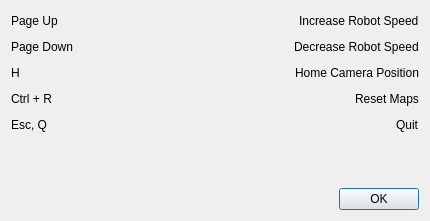
mmmfarrell/2DLidarSLAM, file shortcutswindow.ui: the form before one commit.
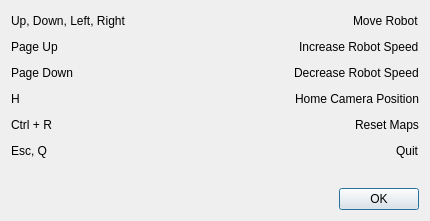
The form after the commit.

Commit message: save as dialog

The edit to the form file:
```diff
--- a/shortcutswindow.ui
+++ b/shortcutswindow.ui
@@ -14,7 +14,7 @@
    <string>Keyboard Shortcuts</string>
   </property>
   <layout class="QGridLayout" name="gridLayout">
-   <item row="0" column="0">
+   <item row="1" column="0">
     <layout class="QHBoxLayout" name="horizontalLayout_2">
      <item>
       <widget class="QLabel" name="label_3">
@@ -45,7 +45,7 @@
      </item>
     </layout>
    </item>
-   <item row="3" column="0">
+   <item row="4" column="0">
     <layout class="QHBoxLayout" name="horizontalLayout_4">
      <item>
       <widget class="QLabel" name="label_7">
@@ -76,7 +76,7 @@
      </item>
     </layout>
    </item>
-   <item row="4" column="0">
+   <item row="5" column="0">
     <layout class="QHBoxLayout" name="horizontalLayout_5">
      <item>
       <widget class="QLabel" name="label_9">
@@ -107,7 +107,7 @@
      </item>
     </layout>
    </item>
-   <item row="5" column="0">
+   <item row="7" column="0">
     <spacer name="verticalSpacer">
      <property name="orientation">
       <enum>Qt::Vertical</enum>
@@ -120,7 +120,7 @@
      </property>
     </spacer>
    </item>
-   <item row="2" column="0">
+   <item row="3" column="0">
     <layout class="QHBoxLayout" name="horizontalLayout_6">
      <item>
       <widget class="QLabel" name="label_11">
@@ -151,7 +151,7 @@
      </item>
     </layout>
    </item>
-   <item row="6" column="0">
+   <item row="8" column="0">
     <layout class="QHBoxLayout" name="horizontalLayout">
      <item>
       <spacer name="horizontalSpacer">
@@ -175,7 +175,7 @@
      </item>
     </layout>
    </item>
-   <item row="1" column="0">
+   <item row="2" column="0">
     <layout class="QHBoxLayout" name="horizontalLayout_3">
      <item>
       <widget class="QLabel" name="label_5">
@@ -206,6 +206,37 @@
      </item>
     </layout>
    </item>
+   <item row="0" column="0">
+    <layout class="QHBoxLayout" name="horizontalLayout_7">
+     <item>
+      <widget class="QLabel" name="label">
+       <property name="text">
+        <string>Up, Down, Left, Right</string>
+       </property>
+      </widget>
+     </item>
+     <item>
+      <spacer name="horizontalSpacer_7">
+       <property name="orientation">
+        <enum>Qt::Horizontal</enum>
+       </property>
+       <property name="sizeHint" stdset="0">
+        <size>
+         <width>40</width>
+         <height>20</height>
+        </size>
+       </property>
+      </spacer>
+     </item>
+     <item>
+      <widget class="QLabel" name="label_12">
+       <property name="text">
+        <string>Move Robot</string>
+       </property>
+      </widget>
+     </item>
+    </layout>
+   </item>
   </layout>
  </widget>
  <resources/>
```
The commit also changes 1 other file.
